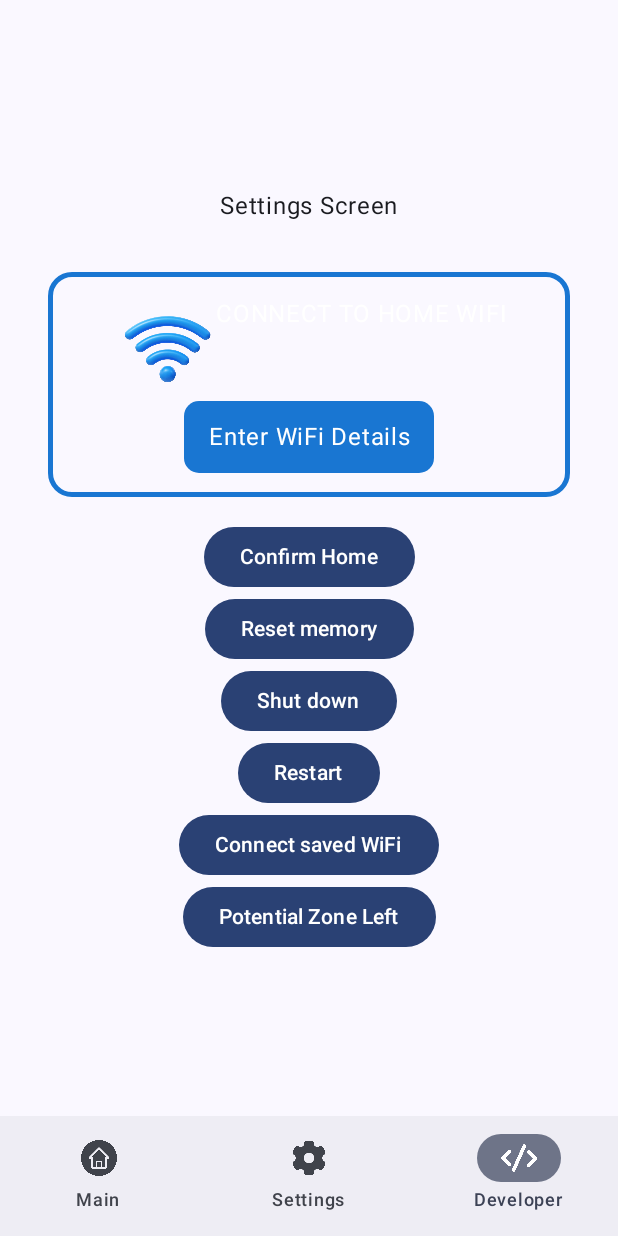
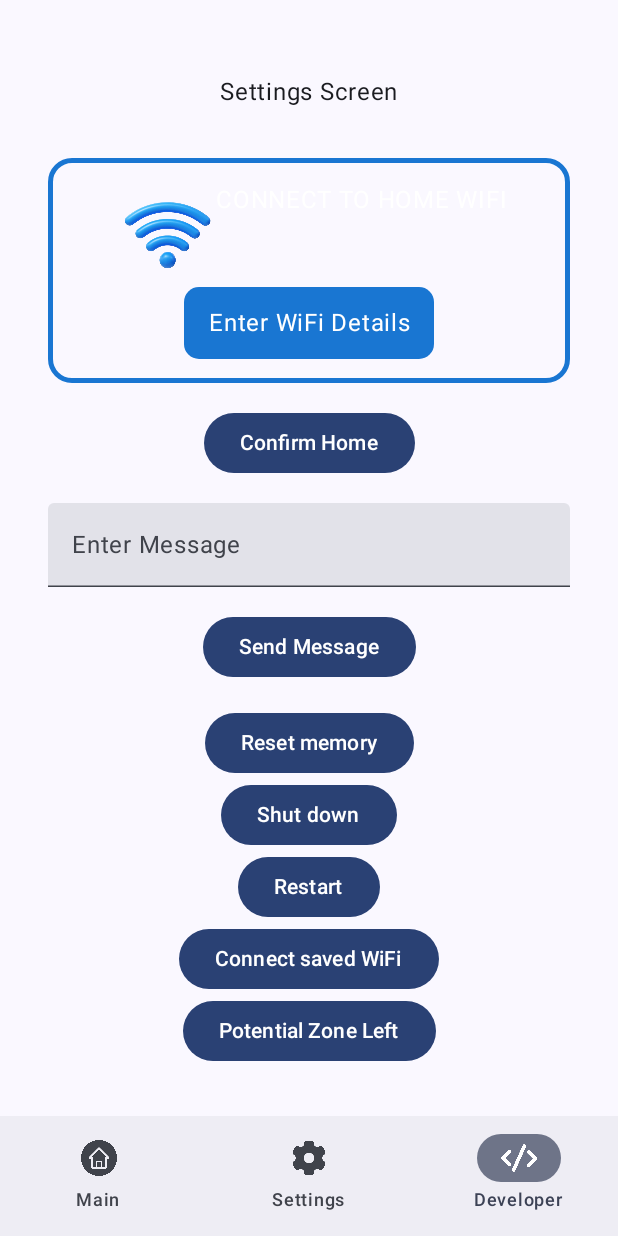
Before and after one commit to RJKRanathunga/Care-Band, an Android app built with Jetpack Compose: the DeveloperScreen screen opened through its navigation route, on a phone screen of 412 x 824 dp. Run offline under Robolectric (Android 15) with nearby library versions, the phone set to English and light mode, and no system bars.

Commit message:
custom send message dialog box created

```diff
--- a/app/app/build.gradle.kts
+++ b/app/app/build.gradle.kts
@@ -11,7 +11,7 @@ android {
 
     defaultConfig {
         applicationId = "com.example.edpsem2project"
-        minSdk = 31
+        minSdk = 27
         targetSdk = 35
         versionCode = 1
         versionName = "1.0"
--- a/app/app/src/main/java/com/example/edpsem2project/primary_Screens/Developer_Screen.kt
+++ b/app/app/src/main/java/com/example/edpsem2project/primary_Screens/Developer_Screen.kt
@@ -4,10 +4,18 @@ import android.util.Log
 import androidx.compose.foundation.layout.Arrangement
 import androidx.compose.foundation.layout.Column
 import androidx.compose.foundation.layout.fillMaxSize
+import androidx.compose.foundation.layout.fillMaxWidth
 import androidx.compose.foundation.layout.padding
+import androidx.compose.foundation.rememberScrollState
+import androidx.compose.foundation.verticalScroll
 import androidx.compose.material3.Button
 import androidx.compose.material3.Text
+import androidx.compose.material3.TextField
 import androidx.compose.runtime.Composable
+import androidx.compose.runtime.getValue
+import androidx.compose.runtime.mutableStateOf
+import androidx.compose.runtime.remember
+import androidx.compose.runtime.setValue
 import androidx.compose.ui.Alignment
 import androidx.compose.ui.Modifier
 import androidx.compose.ui.unit.dp
@@ -18,11 +26,14 @@ import com.example.edpsem2project.utils.BluetoothViewModel
 @Composable
 fun DeveloperScreen(navController: NavController){
     val viewModel: BluetoothViewModel = viewModel()
+    var message by remember { mutableStateOf("") }
+    val scrollState = rememberScrollState()
 
     Column(
         modifier = Modifier
             .fillMaxSize()
-            .padding(16.dp),
+            .padding(16.dp)
+            .verticalScroll(scrollState),
         verticalArrangement = Arrangement.Center,
         horizontalAlignment = Alignment.CenterHorizontally
     ) {
@@ -46,6 +57,34 @@ fun DeveloperScreen(navController: NavController){
             }
         ){
             Text("Confirm Home")
+        }
+
+        Column(
+            modifier = Modifier
+                .fillMaxSize()
+                .padding(16.dp),
+            verticalArrangement = Arrangement.Center,
+            horizontalAlignment = Alignment.CenterHorizontally
+        ) {
+            TextField(
+                value = message,
+                onValueChange = { message = it },
+                label = { Text("Enter Message") },
+                modifier = Modifier.fillMaxWidth()
+            )
+
+            Button(
+                onClick = {
+                    if (message.isNotBlank()) {
+                        val jsonData = """{"command": "$message"}"""
+                        viewModel.sendData(jsonData)
+                        message = "" // Clear the input after sending
+                    }
+                },
+                modifier = Modifier.padding(top = 16.dp)
+            ) {
+                Text("Send Message")
+            }
         }
 
         Button(
```
